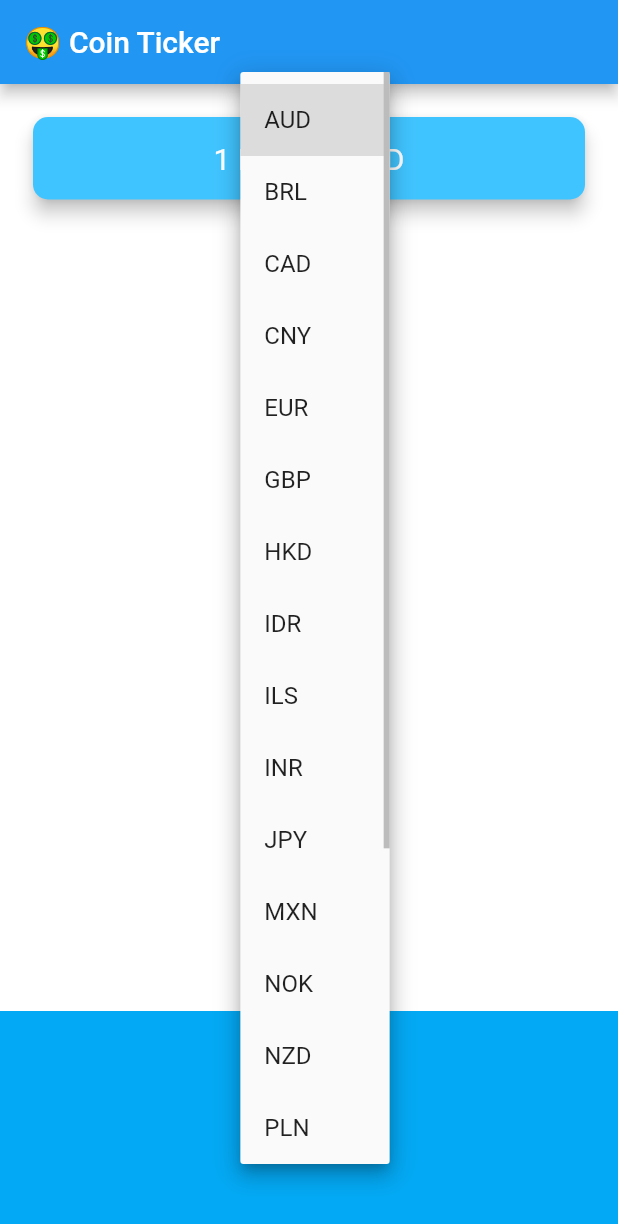
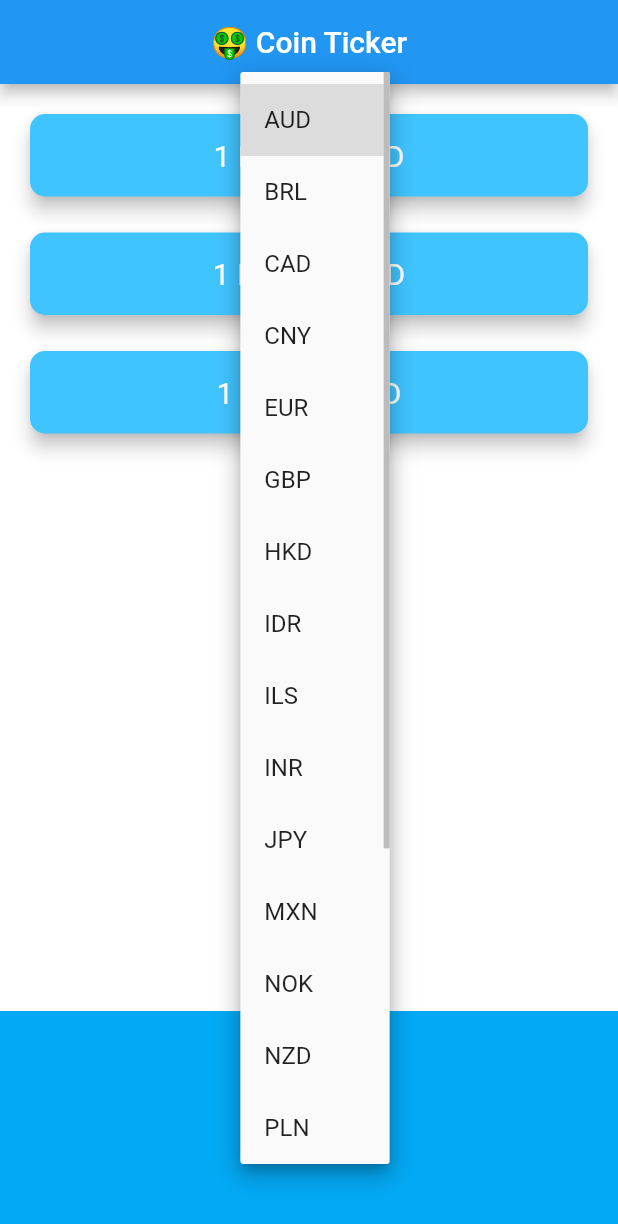
Before and after one commit to FadyFawzyOfficial/bitcoin, a Flutter app: the screen it shows after launch, after a tap on "AUD", on a phone screen of 412 x 824 dp. Shown: the top 1224 px of the screen. Run offline on Flutter 3.47's test engine with Material 2 defaults, Android fonts, the phone set to English and light mode, and no system bars; network calls fail.

Commit message:
3. Update getCurrencyEquivalent() Method to receive a Map containing the crypto:price Key Value Pairs & Update UI

```diff
--- a/lib/price_screen.dart
+++ b/lib/price_screen.dart
@@ -5,6 +5,8 @@ import 'dart:io' show Platform;
 import 'package:bitcoin/coin_data.dart';
 import 'package:flutter/cupertino.dart';
 import 'package:flutter/material.dart';
+
+import 'crypto_card.dart';
 
 class PriceScreen extends StatefulWidget {
   const PriceScreen({super.key});
@@ -15,7 +17,8 @@ class PriceScreen extends StatefulWidget {
 
 class PriceScreenState extends State<PriceScreen> {
   String selectedCurrency = 'AUD';
-  String currencyEquivalent = '?';
+  bool isWaiting = false;
+  Map<String, String> cryptoPrices = {};
 
   DropdownButton<String> get currencyAndroidDropDown {
     List<DropdownMenuItem<String>> currencyItems = [];
@@ -56,11 +59,12 @@ class PriceScreenState extends State<PriceScreen> {
 
   void getCurrencyEquivalent() async {
     try {
-      double lastPrice =
+      isWaiting = true;
+      Map<String, String> data =
           await CoinData().getCoinData(currency: selectedCurrency);
-      setState(() {
-        currencyEquivalent = lastPrice.toStringAsFixed(0);
-      });
+
+      isWaiting = false;
+      setState(() => cryptoPrices = data);
     } catch (e) {
       print(e);
     }
@@ -77,35 +81,27 @@ class PriceScreenState extends State<PriceScreen> {
     return Scaffold(
       appBar: AppBar(
         title: const Text('🤑 Coin Ticker'),
+        centerTitle: true,
       ),
       body: Column(
-        mainAxisAlignment: MainAxisAlignment.spaceBetween,
         crossAxisAlignment: CrossAxisAlignment.stretch,
-        children: <Widget>[
-          Padding(
-            padding: const EdgeInsets.fromLTRB(18.0, 18.0, 18.0, 0),
-            child: Card(
-              color: Colors.lightBlueAccent,
-              elevation: 5.0,
-              shape: RoundedRectangleBorder(
-                borderRadius: BorderRadius.circular(10.0),
-              ),
-              child: Padding(
-                padding: const EdgeInsets.symmetric(
-                  vertical: 16,
-                  horizontal: 24,
-                ),
-                child: Text(
-                  '1 BTC = $currencyEquivalent $selectedCurrency',
-                  textAlign: TextAlign.center,
-                  style: const TextStyle(
-                    fontSize: 20.0,
-                    color: Colors.white,
-                  ),
-                ),
-              ),
-            ),
+        children: [
+          CryptoCard(
+            cryptoCurrency: cryptoList[0],
+            currencyEquivalent: isWaiting ? '?' : cryptoPrices[cryptoList[0]]!,
+            selectedCurrency: selectedCurrency,
           ),
+          CryptoCard(
+            cryptoCurrency: cryptoList[1],
+            currencyEquivalent: isWaiting ? '?' : cryptoPrices[cryptoList[1]]!,
+            selectedCurrency: selectedCurrency,
+          ),
+          CryptoCard(
+            cryptoCurrency: cryptoList[2],
+            currencyEquivalent: isWaiting ? '?' : cryptoPrices[cryptoList[2]]!,
+            selectedCurrency: selectedCurrency,
+          ),
+          const Spacer(),
           Container(
             height: 150.0,
             alignment: Alignment.center,
```
